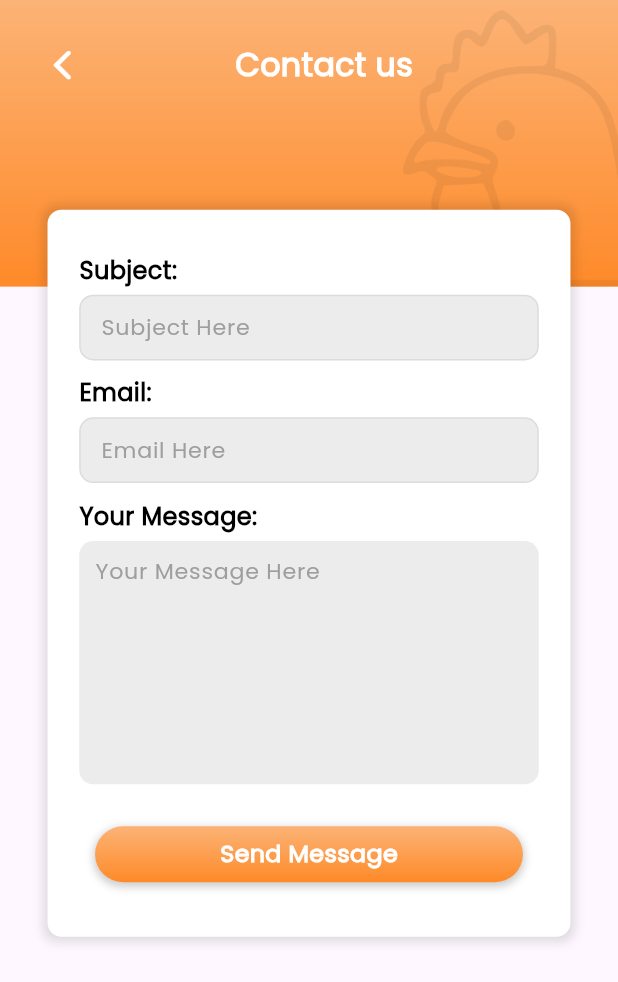
After one commit to ahmadeja-z/Poultry-Bazar, a Flutter app: the ContactUsProfile screen opened directly, on a phone screen of 412 x 824 dp. The commit adds this screen. Shown: the top 982 px of the screen. Run offline on Flutter 3.47's test engine with Material 3 defaults, Android fonts, the phone set to English and light mode, and no system bars; our stand-ins replace flutter_screenutil, get, responsive_builder.

Commit message:
commit for today

```diff
--- /dev/null
+++ b/lib/app/resources/components/custom_textField_profile.dart
@@ -0,0 +1,65 @@
+import 'package:flutter/material.dart';
+import 'package:flutter_screenutil/flutter_screenutil.dart';
+import 'package:get/get.dart';
+import 'package:get/get_common/get_reset.dart';
+import 'package:poultry/app/utils/utils.dart';
+
+import '../app_colors/app_colors.dart';
+import '../assets/app_fonts.dart';
+
+class CustomProfileTextField extends StatelessWidget {
+  const CustomProfileTextField({
+    super.key,
+    required this.controller,
+    required this.hintText,
+    this.currentFocus,
+    this.nextNode,
+    this.inputType,
+  });
+
+  final TextEditingController controller;
+  final String hintText;
+  final FocusNode? currentFocus;
+  final FocusNode? nextNode;
+  final TextInputType? inputType;
+
+  @override
+  Widget build(BuildContext context) {
+    return SizedBox(
+      height: 47.h,
+      child: TextField(
+        controller: controller,
+        focusNode: currentFocus,
+        keyboardType: inputType,
+        cursorColor: AppColors.primaryYellow,
+        style: TextStyle(
+          fontFamily: AppFonts.poppins,
+          color: AppColors.black,
+          fontSize: 14.sp,
+        ),
+        decoration: InputDecoration(
+          hintText: hintText.tr,
+          hintStyle: TextStyle(
+            fontSize: 14.sp,
+            color: AppColors.grey,
+            fontFamily: AppFonts.poppins,
+          ),
+          contentPadding: EdgeInsets.symmetric(vertical: 5.h, horizontal: 10.w),
+          filled: true,
+          fillColor: AppColors.grey.withOpacity(.2),
+          enabledBorder: OutlineInputBorder(
+            borderRadius: BorderRadius.circular(10.r),
+            borderSide: BorderSide(color: AppColors.grey.withOpacity(.2)),
+          ),
+          focusedBorder: OutlineInputBorder(
+            borderRadius: BorderRadius.circular(10.r),
+            borderSide: const BorderSide(color: AppColors.primaryYellow),
+          ),
+        ),
+        onSubmitted: (value) {
+          Utils.changeFocus(context, currentFocus!, nextNode!);
+        },
+      ),
+    );
+  }
+}
--- a/lib/app/resources/components/gradient_button.dart
+++ b/lib/app/resources/components/gradient_button.dart
@@ -1,5 +1,7 @@
 import 'package:flutter/material.dart';
 import 'package:flutter_screenutil/flutter_screenutil.dart';
+import 'package:get/get.dart';
+import 'package:get/get_common/get_reset.dart';
 import 'package:poultry/app/resources/assets/app_fonts.dart';
 
 class GradientButton extends StatelessWidget {
@@ -10,6 +12,7 @@ class GradientButton extends StatelessWidget {
     required this.gradientColor,
     this.height = 40,
     this.width = 255,
+    this.circularRadius=5
   });
 
   final String buttonTitle;
@@ -17,19 +20,20 @@ class GradientButton extends StatelessWidget {
   final List<Color> gradientColor;
   final int height;
   final int width;
+  final int circularRadius;
 
   @override
   Widget build(BuildContext context) {
     return GestureDetector(
       onTap: onTap,
-      child: ClipRRect(
-        borderRadius: BorderRadius.circular(20.r), // Increased border radius
       child: Container(
         margin: EdgeInsets.symmetric(horizontal: 10.w),
         height: height.h, // Set the height using ScreenUtil
         width: width.w, // Set the width using ScreenUtil
         decoration: BoxDecoration(
+          borderRadius: BorderRadius.circular(circularRadius.r),
           gradient: LinearGradient(
+
             colors: gradientColor,
             begin: Alignment.bottomCenter,
             end: Alignment.topCenter,
@@ -45,7 +49,7 @@ class GradientButton extends StatelessWidget {
         ),
         child: Center(
           child: Text(
-              buttonTitle,
+            buttonTitle.tr,
             style: TextStyle(
               fontWeight: FontWeight.bold,
               fontFamily: AppFonts.poppins,
@@ -55,7 +59,6 @@ class GradientButton extends StatelessWidget {
           ),
         ),
       ),
-      ),
     );
   }
 }
--- a/lib/app/resources/components/profile_background_container_image.dart
+++ b/lib/app/resources/components/profile_background_container_image.dart
@@ -35,7 +35,7 @@ class InfoHeaderBackground extends StatelessWidget {
                 width: 95.w,
               ),
               Text(
-                title,
+                title.tr,
                 style: TextStyle(
                     fontFamily: AppFonts.poppins,
                     fontWeight: FontWeight.w600,
--- a/lib/app/resources/languages/languages.dart
+++ b/lib/app/resources/languages/languages.dart
@@ -63,6 +63,24 @@ class Languages extends Translations {
           'question10':'Can I download or export the historical price data?',
           'answer10':'Yes, you can download or export historical price charts to analyze them further or share with others. Look for the download option in the "Historical Price Charts" section.',
           'stillStuck':'Still stuck? Help us a mail away'
+          ,
+          //Contact us Profile
+
+          'subject':'Subject:',
+          'subjectHere':'Subject Here',
+          'email':'Email:',
+          'emailHere':'Email Here',
+          'yourMessage':'Your Message:',
+          'yourMessageHere':'Your Message Here',
+          'sendMessage':'Send Message',
+          //User Profile Profile
+          'userName':'User Name:',
+          'nameHere':'Name Here',
+          'address':'Address:',
+          'addressHere':'Address Here',
+          'password':'Password',
+          'update':'Update'
+
         }
       };
 }
--- /dev/null
+++ b/lib/app/screen/navbar_screens/profile_view/profile_info_options/contact_us_profile.dart
@@ -0,0 +1,144 @@
+import 'package:flutter/material.dart';
+import 'package:flutter_screenutil/flutter_screenutil.dart';
+import 'package:get/get.dart';
+import 'package:poultry/app/resources/assets/app_fonts.dart';
+import 'package:poultry/app/resources/components/gradient_button.dart';
+import 'package:poultry/app/screen_controller/profile_controller/contactUs_profile_controller.dart';
+
+import '../../../../resources/app_colors/app_colors.dart';
+import '../../../../resources/components/custom_textField_profile.dart';
+import '../../../../resources/components/profile_background_container_image.dart';
+
+class ContactUsProfile extends StatelessWidget {
+  const ContactUsProfile({super.key});
+
+  @override
+  Widget build(BuildContext context) {
+    final controller = Get.put(ContactUsController());
+    final TextStyle textStyle = TextStyle(
+        fontFamily: AppFonts.poppins,
+        fontWeight: FontWeight.bold,
+        color: AppColors.black);
+
+    return Scaffold(
+      body: Scaffold(
+        body: Stack(
+          alignment: Alignment.topCenter,
+          children: [
+            const SizedBox(
+              height: double.infinity,
+            ),
+            const InfoHeaderBackground(
+              title: 'contactUs',
+            ),
+            Positioned(
+              top: 150.h,
+              child: SizedBox(height: 520.h,
+                child: Container(
+                  width: 330.w,
+                  padding: EdgeInsets.symmetric(horizontal: 20.w, vertical: 30.h),
+                  decoration: BoxDecoration(
+                    borderRadius: BorderRadius.circular(10.r),
+                    color: AppColors.white,
+                    boxShadow: const [
+                      BoxShadow(
+                        color: Colors.black12,
+                        spreadRadius: 3,
+                        blurRadius: 5,
+                      ),
+                    ],
+                  ),
+                  child: SingleChildScrollView(
+                    child: Column(
+                      mainAxisAlignment: MainAxisAlignment.start,
+                      crossAxisAlignment: CrossAxisAlignment.start,
+                      children: [
+                        Text(
+                          'subject'.tr,
+                          style: textStyle,
+                        ),
+                        SizedBox(
+                          height: 5.h,
+                        ),
+                        CustomProfileTextField(
+                          controller: controller.subjectController.value,
+                          hintText: 'subjectHere',
+                          currentFocus: controller.subjectFocus.value,
+                          nextNode: controller.emailFocus.value,
+                        ),
+                        SizedBox(
+                          height: 10.h,
+                        ),
+                        Text(
+                          'email'.tr,
+                          style: textStyle,
+                        ),
+                        SizedBox(
+                          height: 5.h,
+                        ),
+                        CustomProfileTextField(
+                          controller: controller.emailController.value,
+                          hintText: 'emailHere',
+                          currentFocus: controller.emailFocus.value,
+                          nextNode: controller.messageFocus.value,
+                        ),
+                        SizedBox(
+                          height: 10,
+                        ),
+                        Text(
+                          'yourMessage'.tr,
+                          style: textStyle,
+                        ),
+                        SizedBox(
+                          height: 5.h,
+                        ),
+                        Container(
+                          height: 174.h,
+                          width: 295.w,
+                          decoration: BoxDecoration(
+                            color: AppColors.grey.withOpacity(.2),
+                            borderRadius: BorderRadius.circular(10.r),
+                          ),
+                          child: TextField(
+                            cursorColor: AppColors.primaryYellow,
+                            focusNode: controller.messageFocus.value,
+                            maxLines: 7,
+                            style: TextStyle(
+
+                                fontFamily: AppFonts.poppins,
+                                color: AppColors.black,
+                                fontSize: 14.sp),
+                            controller: controller.messageController.value,
+                            decoration: InputDecoration(
+                              hintText: 'yourMessageHere'.tr,
+                                hintStyle: TextStyle(
+                                  fontSize: 14.sp,
+                                  color: AppColors.grey,
+                                  fontFamily: AppFonts.poppins,
+                                ),
+                                contentPadding: EdgeInsets.symmetric(
+                                    vertical: 10.h, horizontal: 10.w),
+                                border: InputBorder.none),
+                          ),
+                        ),
+                        SizedBox(
+                          height: 30.h,
+                        ),
+                        GradientButton(
+                            circularRadius: 20,
+                            width: 300,
+                            buttonTitle: 'sendMessage',
+                            onTap: () {},
+                            gradientColor: AppColors.primaryGradient)
+                      ],
+                    ),
+                  ),
+                ),
+              ),
+            ),
+          ],
+        ),
+      ),
+    );
+  }
+}
--- a/lib/app/screen/navbar_screens/profile_view/profile_view.dart
+++ b/lib/app/screen/navbar_screens/profile_view/profile_view.dart
@@ -8,6 +8,7 @@ import 'package:poultry/app/resources/assets/app_fonts.dart';
 import 'package:poultry/app/resources/components/custom_navbar.dart';
 import 'package:poultry/app/resources/components/profile_background_container_image.dart';
 import 'package:poultry/app/screen/navbar_screens/profile_view/profile_info_options/about_us_profile.dart';
+import 'package:poultry/app/screen/navbar_screens/profile_view/profile_info_options/contact_us_profile.dart';
 import 'package:poultry/app/screen/navbar_screens/profile_view/profile_info_options/faqs_profile.dart';
 import 'package:poultry/app/screen/navbar_screens/profile_view/profile_info_options/notification_setting_profile.dart';
 
@@ -94,7 +95,7 @@ class ProfileView extends StatelessWidget {
                           color: AppColors.grey,
                         ),
                         text: 'contactUs',
-                        onTap: () {}),
+                        onTap: () {Get.to(ContactUsProfile(),transition: Transition.fade);}),
                     Divider(color: AppColors.grey),
                     CustomRow(
                         leadingIcon: Icon(
--- /dev/null
+++ b/lib/app/screen_controller/profile_controller/contactUs_profile_controller.dart
@@ -0,0 +1,12 @@
+import 'package:flutter/cupertino.dart';
+import 'package:get/get.dart';
+
+class ContactUsController extends GetxController{
+  final subjectController=TextEditingController().obs;
+  final emailController=TextEditingController().obs;
+  final messageController=TextEditingController().obs;
+  final subjectFocus=FocusNode().obs;
+  final emailFocus=FocusNode().obs;
+  final messageFocus=FocusNode().obs;
+
+}
--- /dev/null
+++ b/lib/app/utils/utils.dart
@@ -0,0 +1,10 @@
+import 'package:flutter/material.dart';
+
+class Utils{
+  static changeFocus(
+      BuildContext context, FocusNode currentFocus, FocusNode nextNode) {
+    currentFocus.unfocus();
+    FocusScope.of(context).requestFocus(nextNode);
+  }
+
+}
--- a/lib/main.dart
+++ b/lib/main.dart
@@ -12,14 +12,16 @@ import 'package:responsive_builder/responsive_builder.dart';
 import 'app/screen/navbar_screens/media_view/media_tabs.dart';
 import 'app/screen/navbar_screens/nav_bar_screen.dart';
 import 'app/screen/navbar_screens/profile_view/profile_info_options/about_us_profile.dart';
+import 'app/screen/navbar_screens/profile_view/profile_info_options/contact_us_profile.dart';
 import 'app/screen/navbar_screens/profile_view/profile_info_options/faqs_profile.dart';
 import 'app/screen/navbar_screens/profile_view/profile_info_options/notification_setting_profile.dart';
+import 'app/screen/navbar_screens/profile_view/profile_info_options/user_profile_profile.dart';
 import 'app/screen/navbar_screens/profile_view/profile_view.dart';
 import 'app/screen/starting_screens/splash_screen.dart';
 
 void main() {
   WidgetsFlutterBinding.ensureInitialized();
-  // SystemChrome.setEnabledSystemUIMode(SystemUiMode.manual, overlays: []);
+  SystemChrome.setEnabledSystemUIMode(SystemUiMode.manual, overlays: []);
   runApp(MyApp());}
 
 class MyApp extends StatelessWidget {
@@ -53,7 +55,7 @@ class MyApp extends StatelessWidget {
                 designSize: designSize,
               );
 
-              return SplashScreen();
+              return UserProfileProfile();
             },
           ),
         );
--- a/pubspec.yaml
+++ b/pubspec.yaml
@@ -41,6 +41,7 @@ dependencies:
   responsive_builder: ^0.7.1
   flutter_animate: ^4.5.0
   persistent_bottom_nav_bar_v2: ^5.3.1
+
 
 dev_dependencies:
   flutter_test:
```
Also changed, not shown: lib/app/screen/navbar_screens/profile_view/profile_info_options/faqs_profile.dart (+14 -12 lines), lib/app/screen/navbar_screens/profile_view/profile_info_options/user_profile_profile.dart (added, +98 -0 lines), lib/app/screen_controller/profile_controller/user_profile_profile_controller.dart (added, +7 -0 lines), lib/practise.dart (+110 -23 lines). Lines whose indentation alone changed are shown as unchanged.
